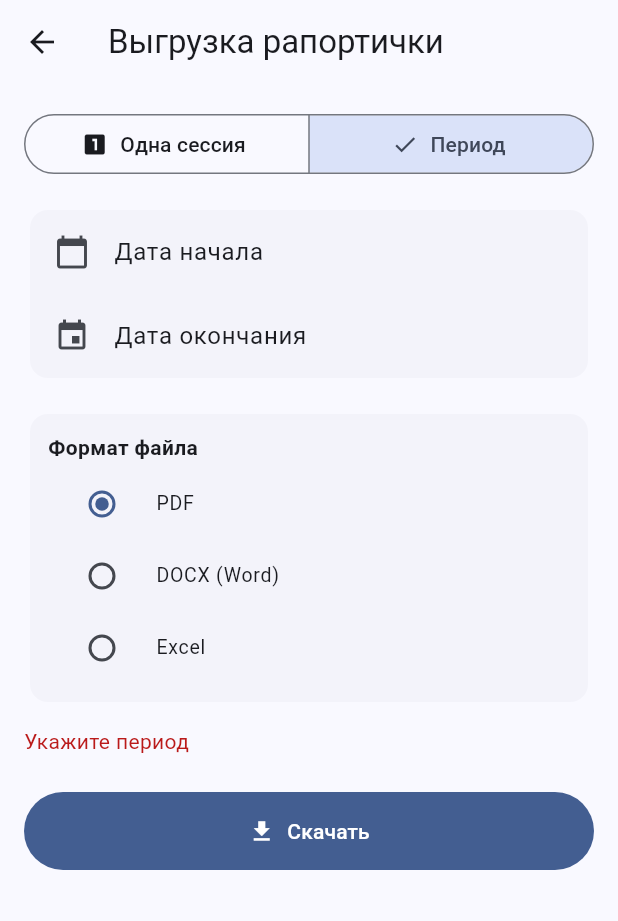
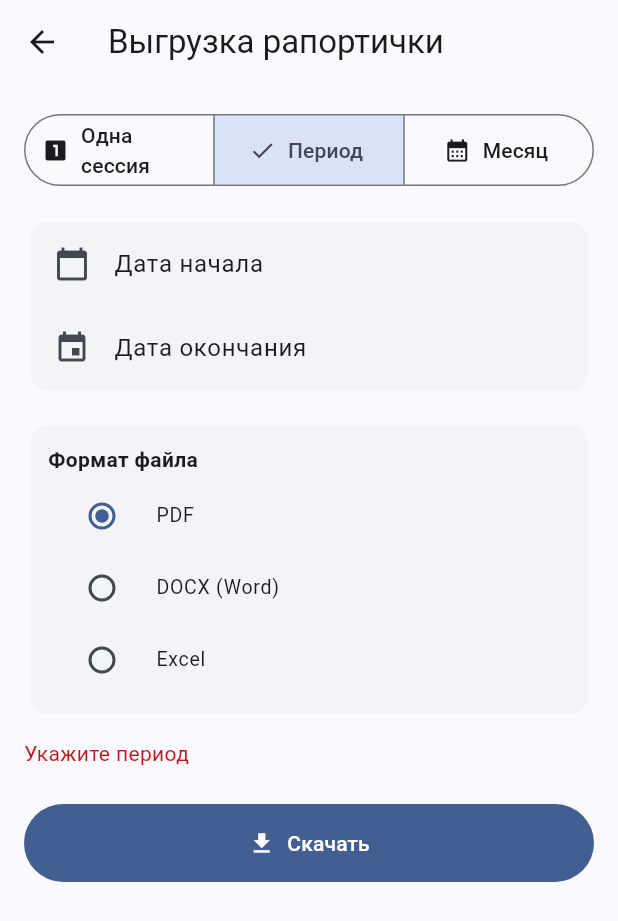
Before and after one commit to QkartBismuth/report-card-frontend, a Flutter app: the ExportScreen screen opened directly, after a tap on "Период", after a tap on "Скачать", on a phone screen of 412 x 824 dp. Shown: the top 921 px of the screen. Run offline on Flutter 3.47's test engine with Material 3 defaults, Android fonts, the phone set to English and light mode, and no system bars; our stand-ins replace device_info_plus, file_picker, open_filex, package_info_plus, permission_handler, shared_preferences; missing offline and left inert: wifi_iot; accounts and stored records are empty.

Commit message:
Вкладка «Месяц»: выгрузка ведомости часов пропусков за месяц; версия 1.3.1

```diff
--- a/lib/screens/export_screen.dart
+++ b/lib/screens/export_screen.dart
@@ -17,12 +17,13 @@ class ExportScreen extends StatefulWidget {
 }
 
 class _ExportScreenState extends State<ExportScreen> {
-  bool _singleMode = true;
+  String _mode = 'day'; // 'day' | 'period' | 'month'
   String _format = 'pdf';
   DateTime? _from;
   DateTime? _to;
   SessionInfo? _selected;
   DateTime? _selectedDay;
+  DateTime? _selectedMonth;
   List<SessionInfo> _sessions = [];
   bool _downloading = false;
   String? _error;
@@ -37,6 +38,16 @@ class _ExportScreenState extends State<ExportScreen> {
   bool get _isTeacher =>
       context.read<AppState>().isTeacher ||
       context.read<AppState>().isDepartmentHead;
+
+  static const _monthsRu = [
+    'январь', 'февраль', 'март', 'апрель', 'май', 'июнь',
+    'июль', 'август', 'сентябрь', 'октябрь', 'ноябрь', 'декабрь',
+  ];
+
+  String _monthLabel(DateTime d) {
+    final m = _monthsRu[d.month - 1];
+    return '${m[0].toUpperCase()}${m.substring(1)} ${d.year}';
+  }
 
   Future<void> _loadSessions() async {
     setState(() {
@@ -182,6 +193,20 @@ class _ExportScreenState extends State<ExportScreen> {
     if (d != null) setState(() => _to = d);
   }
 
+  Future<void> _pickMonth() async {
+    final now = DateTime.now();
+    final initial = _selectedMonth ?? DateTime(now.year, now.month);
+    final picked = await showDatePicker(
+      context: context,
+      initialDate: initial,
+      firstDate: DateTime(2024, 1),
+      lastDate: DateTime(2035, 12),
+    );
+    if (picked != null) {
+      setState(() => _selectedMonth = DateTime(picked.year, picked.month));
+    }
+  }
+
   Future<void> _download() async {
     final api = context.read<AppState>().api;
     setState(() {
@@ -191,7 +216,17 @@ class _ExportScreenState extends State<ExportScreen> {
     try {
       final dir = (await getApplicationDocumentsDirectory()).path;
       final String path;
-      if (_singleMode) {
+      if (_mode == 'month') {
+        if (_selectedMonth == null) {
+          throw ApiException(0, 'Выберите месяц');
+        }
+        path = await api.exportMonthGroup(
+          _groupId,
+          year: _selectedMonth!.year,
+          month: _selectedMonth!.month,
+          saveDir: dir,
+        );
+      } else if (_mode == 'day') {
         if (_isTeacher) {
           if (_selectedDay == null) {
             throw ApiException(0, 'Выберите день');
@@ -258,25 +293,30 @@ class _ExportScreenState extends State<ExportScreen> {
       body: ListView(
         padding: const EdgeInsets.all(16),
         children: [
-          SegmentedButton<bool>(
+          SegmentedButton<String>(
             segments: [
               ButtonSegment(
-                value: true,
+                value: 'day',
                 label: Text(_isTeacher ? 'Один день' : 'Одна сессия'),
                 icon: const Icon(Icons.looks_one),
               ),
-              ButtonSegment(
-                value: false,
-                label: const Text('Период'),
-                icon: const Icon(Icons.date_range),
+              const ButtonSegment(
+                value: 'period',
+                label: Text('Период'),
+                icon: Icon(Icons.date_range),
+              ),
+              const ButtonSegment(
+                value: 'month',
+                label: Text('Месяц'),
+                icon: Icon(Icons.calendar_month),
               ),
             ],
-            selected: {_singleMode},
+            selected: {_mode},
             onSelectionChanged: (s) =>
-                setState(() => _singleMode = s.first),
+                setState(() => _mode = s.first),
           ),
           const SizedBox(height: 16),
-if (_singleMode)
+if (_mode == 'day')
             Card(
               elevation: 0,
               child: ListTile(
@@ -300,7 +340,7 @@ if (_singleMode)
                 onTap: _pickSession,
               ),
             )
-          else
+          else if (_mode == 'period')
             Card(
               elevation: 0,
               child: Column(
@@ -320,8 +360,22 @@ if (_singleMode)
                   ),
                 ],
               ),
+            )
+          else
+            Card(
+              elevation: 0,
+              child: ListTile(
+                leading: const Icon(Icons.calendar_month),
+                title: Text(_selectedMonth == null
+                    ? 'Выберите месяц'
+                    : _monthLabel(_selectedMonth!)),
+                subtitle: const Text('Ведомость часов пропусков за месяц'),
+                trailing: const Icon(Icons.chevron_right),
+                onTap: _pickMonth,
+              ),
             ),
           const SizedBox(height: 16),
+          if (_mode != 'month')
             Card(
               elevation: 0,
               child: Padding(
--- a/pubspec.yaml
+++ b/pubspec.yaml
@@ -16,7 +16,7 @@ publish_to: 'none' # Remove this line if you wish to publish to pub.dev
 # https://developer.apple.com/library/archive/documentation/General/Reference/InfoPlistKeyReference/Articles/CoreFoundationKeys.html
 # In Windows, build-name is used as the major, minor, and patch parts
 # of the product and file versions while build-number is used as the build suffix.
-version: 1.3.0+6
+version: 1.3.1+7
 
 environment:
   sdk: ^3.13.2
```
Also changed, not shown: lib/services/api_service.dart (+19 -0 lines). Lines whose indentation alone changed are shown as unchanged.
